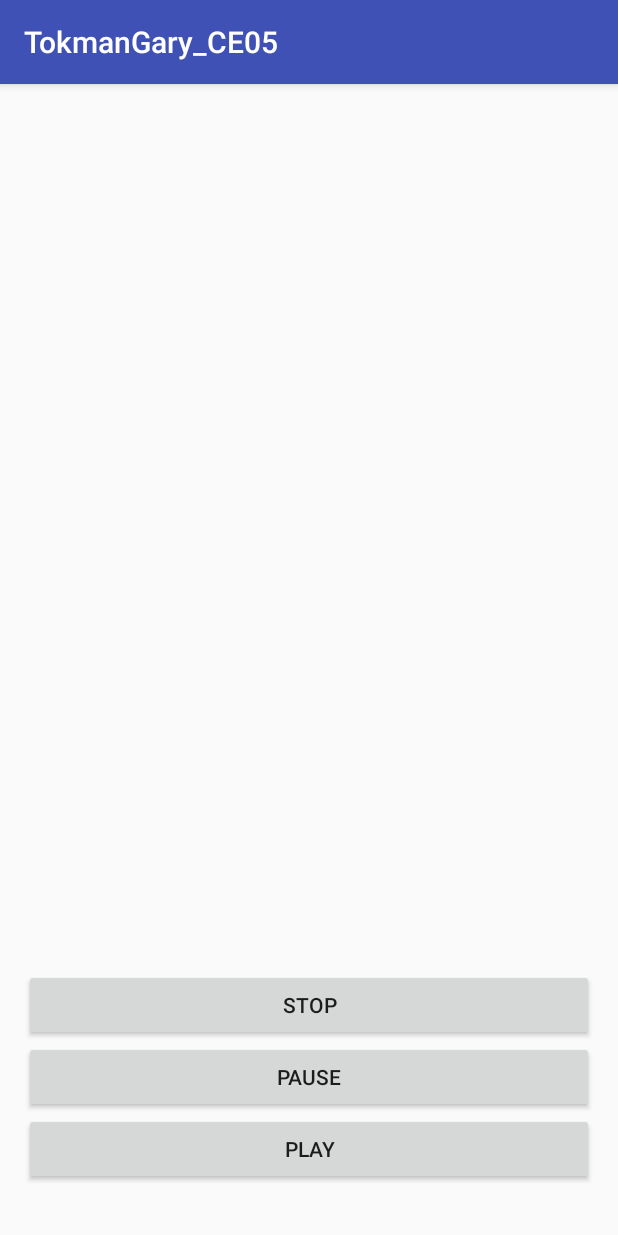
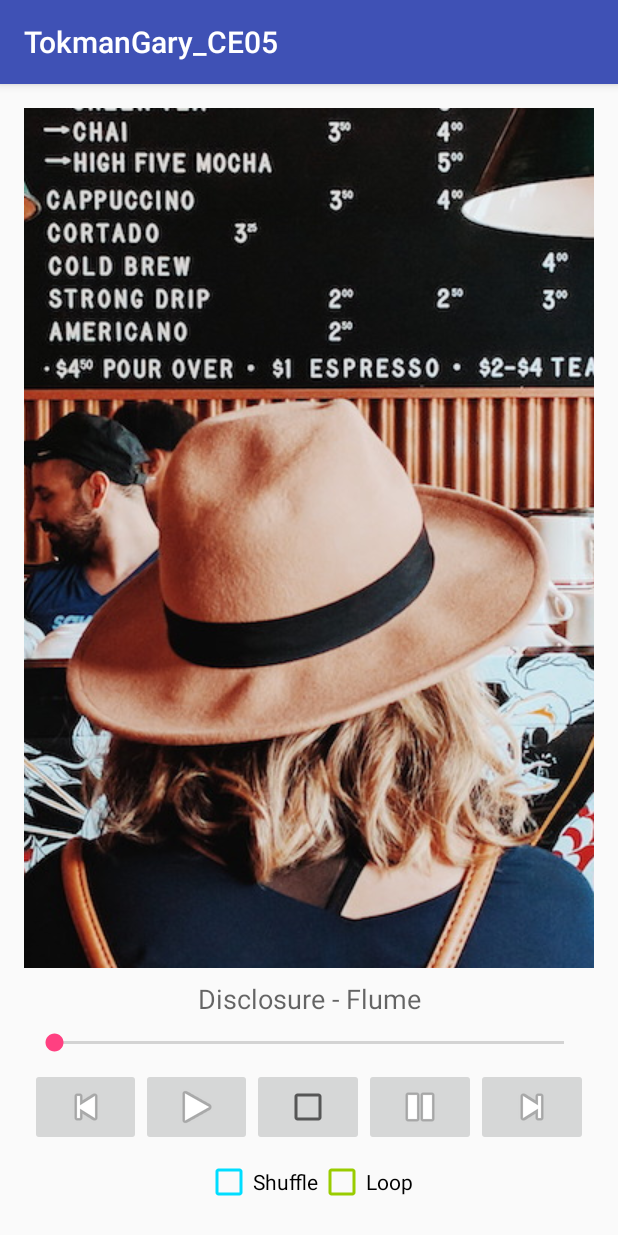
Before and after one commit to gtokman/Android-Challenges-3, an Android app: the screen it shows after launch (MainActivity), on a phone screen of 412 x 824 dp. Run offline under Robolectric (Android 15) with nearby library versions, the phone set to English and light mode, and no system bars; 1 statement that could not run was skipped.

Commit message:
Added UI for the media player and song model

```diff
--- a/TokmanGary_CE05/app/src/main/java/com/garytokman/tokmangary_ce05/MainActivity.java
+++ b/TokmanGary_CE05/app/src/main/java/com/garytokman/tokmangary_ce05/MainActivity.java
@@ -14,6 +14,7 @@ public class MainActivity extends AppCompatActivity implements ServiceConnection
 
     private static final String FRAGMENT = "MediaPlayerFragment";
     private MediaPlayerService mMediaPlayerService;
+    private MediaPlayerFragment mMediaPlayerFragment;
     private boolean mBound;
 
     @Override
@@ -21,9 +22,10 @@ public class MainActivity extends AppCompatActivity implements ServiceConnection
         super.onCreate(savedInstanceState);
         setContentView(R.layout.activity_main);
 
+        mMediaPlayerFragment = new MediaPlayerFragment();
         getFragmentManager()
                 .beginTransaction()
-                .add(R.id.container, new MediaPlayerFragment(), FRAGMENT)
+                .add(R.id.container, mMediaPlayerFragment, FRAGMENT)
                 .commit();
     }
 
@@ -68,10 +70,21 @@ public class MainActivity extends AppCompatActivity implements ServiceConnection
     @Override
     public void onPauseSelected() {
         mMediaPlayerService.pause();
+
     }
 
     @Override
     public void onStopSelected() {
         mMediaPlayerService.stop();
     }
+
+    @Override
+    public void onSkipBackSelected() {
+
+    }
+
+    @Override
+    public void onSkipForwardSelected() {
+
+    }
 }
--- a/TokmanGary_CE05/app/src/main/java/com/garytokman/tokmangary_ce05/fragments/MediaPlayerFragment.java
+++ b/TokmanGary_CE05/app/src/main/java/com/garytokman/tokmangary_ce05/fragments/MediaPlayerFragment.java
@@ -4,10 +4,13 @@ import android.app.Fragment;
 import android.content.Context;
 import android.os.Bundle;
 import android.support.annotation.Nullable;
+import android.util.Log;
 import android.view.LayoutInflater;
 import android.view.View;
 import android.view.ViewGroup;
-import android.widget.Button;
+import android.widget.ImageView;
+import android.widget.SeekBar;
+import android.widget.TextView;
 
 import com.garytokman.tokmangary_ce05.R;
 
@@ -18,6 +21,9 @@ import com.garytokman.tokmangary_ce05.R;
 public class MediaPlayerFragment extends Fragment implements View.OnClickListener {
 
     public static final String TAG = MediaPlayerFragment.class.getSimpleName();
+    private ImageView mAlbumArt;
+    private TextView mSongInfo;
+    private SeekBar mSeekBar;
 
     public interface OnMediaControlSelected {
         void onPlaySelected();
@@ -25,6 +31,10 @@ public class MediaPlayerFragment extends Fragment implements View.OnClickListene
         void onPauseSelected();
 
         void onStopSelected();
+
+        void onSkipBackSelected();
+
+        void onSkipForwardSelected();
     }
 
     private OnMediaControlSelected mSelected;
@@ -43,7 +53,7 @@ public class MediaPlayerFragment extends Fragment implements View.OnClickListene
     @Nullable
     @Override
     public View onCreateView(LayoutInflater inflater, ViewGroup container, Bundle savedInstanceState) {
-        return inflater.inflate(R.layout.media_player_layout, container, false);
+        return  inflater.inflate(R.layout.media_player_layout, container, false);
     }
 
     @Override
@@ -53,26 +63,44 @@ public class MediaPlayerFragment extends Fragment implements View.OnClickListene
         View view = getView();
 
         // Init
-        Button play = (Button) view.findViewById(R.id.playButton);
-        Button pause = (Button) view.findViewById(R.id.pauseButton);
-        Button stop = (Button) view.findViewById(R.id.stopButton);
-        play.setOnClickListener(this);
-        pause.setOnClickListener(this);
-        stop.setOnClickListener(this);
+        view.findViewById(R.id.play).setOnClickListener(this);
+        view.findViewById(R.id.pause).setOnClickListener(this);
+        view.findViewById(R.id.stop).setOnClickListener(this);
+        view.findViewById(R.id.skipForward).setOnClickListener(this);
+        view.findViewById(R.id.skipBack).setOnClickListener(this);
+        mSeekBar = (SeekBar) view.findViewById(R.id.seekBar);
+        mSeekBar.setMax(100);
+        mSongInfo = (TextView) view.findViewById(R.id.songTitle);
+        mAlbumArt = (ImageView) view.findViewById(R.id.albumArt);
     }
 
+    public void updateSongDetails(int resource, String songInfo) {
+        mAlbumArt.setImageResource(resource);
+        mSongInfo.setText(songInfo);
+    }
+
+    public void setSeekBarProgress(int progress) {
+        Log.d(TAG, "setSeekBarProgress: ");
+        mSeekBar.setProgress(progress);
+    }
 
     @Override
     public void onClick(View view) {
         switch (view.getId()) {
-            case R.id.playButton:
+            case R.id.play:
                 mSelected.onPlaySelected();
                 break;
-            case R.id.pauseButton:
+            case R.id.pause:
                 mSelected.onPauseSelected();
                 break;
-            case R.id.stopButton:
+            case R.id.stop:
                 mSelected.onStopSelected();
+                break;
+            case R.id.skipBack:
+                mSelected.onSkipBackSelected();
+                break;
+            case R.id.skipForward:
+                mSelected.onSkipForwardSelected();
                 break;
         }
     }
--- a/TokmanGary_CE05/app/src/main/res/layout/media_player_layout.xml
+++ b/TokmanGary_CE05/app/src/main/res/layout/media_player_layout.xml
@@ -1,30 +1,103 @@
 <?xml version="1.0" encoding="utf-8"?>
-<RelativeLayout xmlns:android="http://schemas.android.com/apk/res/android"
+<LinearLayout xmlns:android="http://schemas.android.com/apk/res/android"
+              xmlns:app="http://schemas.android.com/apk/res-auto"
+              android:orientation="vertical"
               android:layout_width="match_parent"
-              android:layout_height="match_parent">
+              android:layout_height="match_parent"
+              android:gravity="center_horizontal">
 
-    <Button
-        android:text="Play"
+    <ImageView
+        android:layout_width="match_parent"
+        app:srcCompat="@drawable/album3"
+        android:id="@+id/albumArt"
+        android:scaleType="center"
+        android:layout_weight="1"
+        android:layout_height="0dp"/>
+
+    <TextView
+        android:text="Disclosure - Flume"
         android:layout_width="match_parent"
         android:layout_height="wrap_content"
-        android:layout_alignParentBottom="true"
-        android:layout_centerHorizontal="true"
-        android:layout_marginBottom="18dp"
-        android:id="@+id/playButton"/>
+        android:textAppearance="@style/TextAppearance.AppCompat.Medium"
+        android:textAlignment="center"
+        android:fontFamily="sans-serif"
+        android:layout_marginTop="8dp"
+        android:layout_marginRight="4dp"
+        android:layout_marginLeft="4dp"
+        android:id="@+id/songTitle"/>
 
-    <Button
-        android:text="pause"
+    <SeekBar
         android:layout_width="match_parent"
         android:layout_height="wrap_content"
-        android:layout_above="@+id/playButton"
-        android:layout_centerHorizontal="true"
-        android:id="@+id/pauseButton"/>
+        android:id="@+id/seekBar"
+        android:layout_marginBottom="4dp"
+        android:layout_marginLeft="4dp"
+        android:layout_marginTop="8dp"
+        android:layout_marginRight="4dp"/>
 
-    <Button
-        android:text="stop"
+    <LinearLayout
+        android:orientation="horizontal"
         android:layout_width="match_parent"
         android:layout_height="wrap_content"
-        android:id="@+id/stopButton"
-        android:layout_above="@+id/pauseButton"
-        android:layout_alignParentStart="true"/>
-</RelativeLayout>
+        android:layout_margin="4dp">
+
+        <ImageButton
+            android:layout_width="wrap_content"
+            android:layout_height="wrap_content"
+            app:srcCompat="@android:drawable/ic_media_previous"
+            android:id="@+id/skipBack"
+            android:layout_weight="1"/>
+
+        <ImageButton
+            android:layout_width="wrap_content"
+            android:layout_height="wrap_content"
+            app:srcCompat="@android:drawable/ic_media_play"
+            android:id="@+id/play"
+            android:layout_weight="1"/>
+
+        <ImageButton
+            android:layout_width="wrap_content"
+            android:layout_height="wrap_content"
+            app:srcCompat="?android:attr/listChoiceIndicatorMultiple"
+            android:id="@+id/stop"
+            android:layout_weight="1"/>
+
+        <ImageButton
+            android:layout_width="wrap_content"
+            android:layout_height="wrap_content"
+            app:srcCompat="@android:drawable/ic_media_pause"
+            android:id="@+id/pause"
+            android:layout_weight="1"/>
+
+        <ImageButton
+            android:layout_width="wrap_content"
+            android:layout_height="wrap_content"
+            app:srcCompat="@android:drawable/ic_media_next"
+            android:id="@+id/skipForward"
+            android:layout_weight="1"/>
+    </LinearLayout>
+
+    <LinearLayout
+        android:orientation="horizontal"
+        android:layout_width="wrap_content"
+        android:layout_height="wrap_content"
+        android:gravity="center_vertical|center_horizontal"
+        android:layout_margin="4dp">
+
+        <CheckBox
+            android:text="Shuffle"
+            android:layout_width="wrap_content"
+            android:layout_height="wrap_content"
+            android:id="@+id/shuffle"
+            android:layout_weight="1"
+            app:buttonTint="@android:color/holo_blue_bright"/>
+
+        <CheckBox
+            android:text="Loop"
+            android:layout_width="wrap_content"
+            android:layout_height="wrap_content"
+            android:id="@+id/loop"
+            android:layout_weight="1"
+            app:buttonTint="@android:color/holo_green_light"/>
+    </LinearLayout>
+</LinearLayout>
```
Also changed, not shown: TokmanGary_CE05/app/src/main/java/com/garytokman/tokmangary_ce05/model/Song.java (added, +40 -0 lines), TokmanGary_CE05/app/src/main/java/com/garytokman/tokmangary_ce05/model/Songs.java (added, +23 -0 lines), TokmanGary_CE05/app/src/main/java/com/garytokman/tokmangary_ce05/service/MediaPlayerService.java (+6 -12 lines), TokmanGary_CE05/app/src/main/res/drawable/album1.jpeg (added), TokmanGary_CE05/app/src/main/res/drawable/album3.jpeg (added), TokmanGary_CE05/app/src/main/res/drawable/stop.jpg (added), 5 other files.
